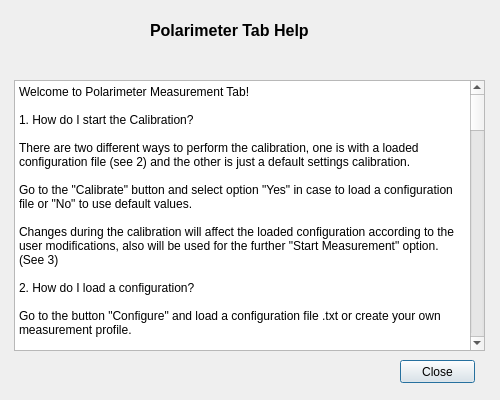
Before: the Qt Designer form pol_panelHelp.ui in CesarCarvajal/Oxymetry-Backup-2018, drawn with Qt 5.
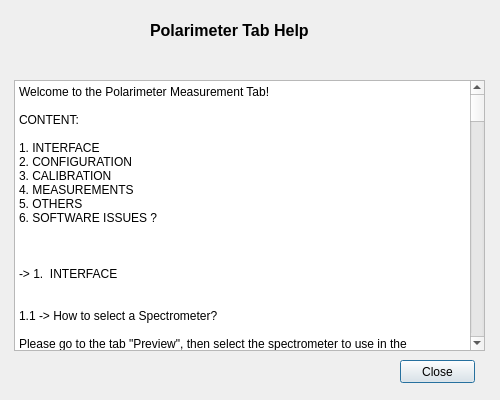
After: the same form once the commit is applied.

Patch:
```diff
--- a/pol_panelHelp.ui
+++ b/pol_panelHelp.ui
@@ -73,6 +73,9 @@
      <height>271</height>
     </rect>
    </property>
+   <property name="layoutDirection">
+    <enum>Qt::LeftToRight</enum>
+   </property>
    <property name="horizontalScrollBarPolicy">
     <enum>Qt::ScrollBarAlwaysOff</enum>
    </property>
@@ -80,115 +83,225 @@
     <bool>true</bool>
    </property>
    <property name="plainText">
-    <string>Welcome to Polarimeter Measurement Tab!
+    <string>Welcome to the Polarimeter Measurement Tab!
 
-1. How do I start the Calibration?
+CONTENT:
 
-There are two different ways to perform the calibration, one is with a loaded configuration file (see 2) and the other is just a default settings calibration.
+1. INTERFACE
+2. CONFIGURATION
+3. CALIBRATION
+4. MEASUREMENTS
+5. OTHERS
+6. SOFTWARE ISSUES ?
 
-Go to the &quot;Calibrate&quot; button and select option &quot;Yes&quot; in case to load a configuration file or &quot;No&quot; to use default values.
 
-Changes during the calibration will affect the loaded configuration according to the user modifications, also will be used for the further &quot;Start Measurement&quot; option. (See 3)
 
-2. How do I load a configuration?
+-&gt; 1.  INTERFACE
 
-Go to the button &quot;Configure&quot; and load a configuration file .txt or create your own measurement profile.
 
-3. How I do perform a measurement?
+1.1 -&gt; How to select a Spectrometer?
 
-First load a configuration file (see 2), then press the &quot;Start Measurement&quot; and wait for each data processing. 
+Please go to the tab &quot;Preview&quot;, then select the spectrometer to use in the polarimtery tab. The first spectrometer selected on the list will be the use for the polarimetric measurements.
 
-The resulting saved Raw data is located in the same directory than the configuration file, and the resulting FFT data is located in &quot;/bin/data_polarimeter/FFT Polarimeter Measurements&quot; with a folder named with the date of the measurment.
 
-4. How do I save the data?
+1.2 -&gt; Show/Hide GUI elements:
 
-You could save a Raw Data file and/or the FFT Data file.
+When a label is clicked, the corresponding element will be shown or hiden accordingly. For example by clicking the label &quot;Raw Signal&quot;, the corresponding plot will be hidden or shown.
 
-Select one or both options in the check boxes &quot; Raw Data&quot; and/or &quot;FFT Profiles&quot;.
 
-5. How do I set a parameter for the calibration?
+1.3 -&gt; What is &quot;Clear All&quot;?
 
-Click the parameter's label and select or write the new value.
+With this option, any loaded information or configuration will be removed from the interface. Pleasre remember that this option will also remove any configuration changes or loaded data from the user interface.
 
-The Calibration process is restarted after every change to apply them in the system.
 
-For the frequency and number of spectra, the key &quot;Enter&quot; is needed to accept the changes.
+1.4 -&gt; Interface elements by demand:
 
-6. Can I change manually the time and name of files for the measurement profile?
+The user interface will provide some GUI elements when they are required according to the user selection. For example, the plot &quot;Prediction&quot; will be displayed only during the &quot;Measurements&quot; phase of the software. Also, the &quot;Configuration&quot; phase has some additional tables and option shown when required.
 
-No directly, to do that, you'll have to load a new configuration file.
 
-However, changes during the calibration could be reflected on this settings. (i. e. Integration time changes).
 
-7. How long are the intervals in between measurements during the calibration?
+-&gt;  2. CONFIGURATION
+
+
+2.1 -&gt; How to load a configuration profile?
+
+Please go to the button &quot;Configure&quot; and click on the button &quot;Load Configuration&quot;. Then select the appropriate configuration file with extension &quot;.txt&quot;.
+
+
+2.2 -&gt; How to create a configuration file?
+
+Please go to the button &quot;Configure&quot;, then fill the form with the label &quot;Create Configuration File&quot; with the appropriate values according to the desired configuration profile. Then click in the button &quot;Generate Configuration&quot;. Here the user can select the name and folder where all the configuration files will be saved.
+
+
+2.3 -&gt; What is created from the option &quot;Generate Configuration&quot;?
+
+This option will save in the selected folder the configuration file with the measurement entries and the syringe pumps files to be loaded in the neMESYS User Interface.
+
+
+2.4 -&gt; What else is saved in this folder?
+
+This folder also will contain all the measurement results as Raw Data and FFT values. 
+ 
+
+2.5 -&gt; What GUI elements are loaded after the configuration?
+
+After the configuration is loaded or created, a table with the measurement entries will be displayed, as well as the saving options of Raw Data and FFT Profiles. Additionally, the syringe pumps software neMESYS User Interface will be open automatically.
+
+**  Please consider that this option requires a Shortcut Icon in the Desktop named &quot;NEMESYS&quot; or the default name &quot;neMESYS UserInterface&quot;, Otherwise this option might not work properly.
+
+
+2.6 -&gt; What the table &quot;Measurement Profile&quot; contains?
+
+This table contains the time intervals between the measurements and the file name saved for each time interval.
+
+
+2.7 -&gt; What saving options are there?
+
+You could save the Raw Data, which means the file that is generated directly from the Spectrometer. Also, you could save the FFT of the data from the spectrometer. Note that you could save also both files for each time interval, however consider the amount of disk space that this option might take for long term measurements. 
+
+** At least one type of file to save has to be selected, otherwise the measurement data could be lost.
+
+
+2.8 -&gt; What I'm saving when choosing &quot;FFT Profiles&quot; box?
+
+The amplitudes of the components DC, W, 2W and the ratio W/2W.Also their corresponding wavelengths.
+
+
+
+-&gt;  3. CALIBRATION
+
+
+3.1 -&gt; How to start the calibration?
+
+Please go to the button &quot;Calibrate&quot;. If no configuration profile is loaded or created (see 2), the interface will ask to run a &quot;Free Calibration&quot; or to &quot;Load Configuration&quot;. Click in the desired type of calibration (See 3.2).
+
+
+3.2 -&gt; What is a Free Calibration?
+
+With this option, default values for the configuration will be loaded and the calibration will allow changes in the spectrometer settings only. This option is just a preview of the actual state of the setup.
+
+
+3.3 -&gt; What happens if a Configuration is loaded before starting the calibration?
+
+If there is a configuration already loaded in the interface, the calibration will start directly by taking the parameters of the previously  loaded or created configuration.
+
+
+3.4 -&gt; How to change values of the configuration?
+
+This option of only available during the calibration phase. The user can change the spectrometer integration time, number of averages and auto adjust by just doing click in the corresponding label and giving the corresponding desired value. The number of spectra and frequency can be modified by doing click in the corresponding cell of its table and pressing the key &quot;Enter&quot; after doin gthe change. With this action, the changes will be accepted by the interface. If no &quot;Enter&quot; is pressed, then the value will return to its original value automatically.
+
+** The interface will restart the calibration automatically each time a parameter is modified.
+
+
+3.5 -&gt; Is the configuration profile modified during the calibration?
+
+Yes. In this phase the user is free to change parameters of the spectrometer and they will be reflected in the loaded file names. However, for changes in the concentrations and time intervals, a new configuration file will have to be created or loaded.
+
+
+3.6 -&gt; When can I vary the spectrometer parameters?
+
+Only during the calibration phase, this to avoid changes for example when the measurement is running automatically.
+
+
+3.7 -&gt;   How long are the intervals in between the spectrometer measurements during the calibration?
 
 It depends on the actual settings, it can go up to minutes for large integration times, number of spectra or number of averages.
 
-8. How to auto adjust the integration time?
 
-Just click the corresponding label.
+3.8 -&gt; How the plots are arranged?
 
-9. How do I know which spectrometer is currently in use?
+During the calibration phase, first the plot of the raw signal is shown for an interval of time, then the FFT data is calculated and showed after processing. This cycle is repeated until the user stops the calibration.
 
-It is shown in the spectrometer list in polarimeter tab. Also, it's the first checked spectrometer from the Preview Tab List.
 
-10. How do I load Data?
-
-You can load FFT data or Raw data to be analyzed. Press &quot;Load Data&quot; and then select &quot;Raw Data&quot; or &quot;FFT Data&quot; to load the file.
-
-Remember that raw data has the form XXC1_XXC2_XXms_XXHz_XX.CS/.TXT and the FFT data has the form   XXC1_XXC2_XXms_XXHz_XX_FFT.txt.
-
-11. Why is there a Temp.tmp file in my folder data_polarimeter?
+3.9 -&gt; Why is there a Temp.tmp file in my software folder &quot;data_polarimeter&quot;?
 
 This file collects the data from the calibration but it is not preserved since it can become large in disk space.
 
-12. What is Clear All?
 
-It cleans all the plots in the tab, as well to restart everything to the default values. Also removes any loaded configuration.
+3.10 -&gt; Why it takes some time for the interface to get the FFT?
 
-13. When can I vary the parameters?
+The Spectrometer needs certain amount of time to collect the data from the probe and save it as a temporal file during the calibration. Furthermore, this data is analyzed by the FFT and plotted in real time. The length of this time depends on (IntTime * Number of Averages * Number of Spectra). So for large values of any of this three variables, the system will take some time to process the data.
 
-Only during the calibration phase, this to avoid changes for example when the measurement is running automatically.
+** Please consider that in general very large number of spectra or integration time will lead to larger measurement intervals, which could also overload the computer in use.
 
-14. How to save a graph?
+
+3.11 -&gt; Why I can see the Live Raw data only a few seconds?
+
+It can be seen for approximatelly 7 seconds. This time is short in order to also reduce the total real time processing of data. Thus the real data time processing consists of the time of raw data + the time of spectra measurement + time of data processing and ploting.
+
+
+3.12 -&gt; What are those bars at the bottom when doing the calibration?
+
+There is an information bar, which will inform about the current process of the interface. Also there is a progress bar which will show on which plot the interface is working during the cycles.
+
+
+
+-&gt;  4. MEASUREMENTS
+
+
+4.1 -&gt; Why I can't start a measurement?
+
+Please check that the spectrometer is not in use in another function at that time. Also a configuration profile is required to start the measurements. (See 2).
+
+
+4.2 -&gt; How I do perform a measurement?
+
+Click the button &quot;Start Measurement&quot;, the plots will be loaded automatically as well as the progress bars of the measurements. The resulting data will be saved in the same folder of the configuration file.
+
+
+4.3 -&gt; How do I know on which time interval the measurement is?
+
+The table &quot;Measurement Profile&quot; will highlight the current time interval in process. Also, the total measurement progress bar will show the remaining percentage of measurements to finish the long term measurements.
+
+
+4.4 -&gt; Can I change a parameter of the configuration during the measurements?
+
+No. This changes are only allowed during the calibration phase. This is to prevent the user to accidentally change the configured and tested configurations.
+
+
+4.5 -&gt; What can I see during the measurements?
+
+During this phase, the raw signal is shown for a longer period of time. Then the FFT is performed when the time interval is complete. This is to avoid overloading of the system during the long term measurements. A history of the average signals can be seen in the plot &quot;Average Signal&quot;. Also the plot of &quot;Prediction&quot; will be loaded by demand, which will show after each time interval the correspoding result for the linear regression algorithm.
+
+
+
+-&gt; 5. OTHERS
+
+5.1 -&gt; How can the Data be loaded ?
+
+You can load FFT data or the Raw data to be analyzed. Press the button &quot;Load Data&quot; and then select the desired option &quot;Raw Data&quot; or &quot;FFT Data&quot; to load the file. 
+
+** Remember that raw data has the name form XXC1_XXC2_XXms_XXHz_XX.CS/.TXT and the FFT data has the name form XXC1_XXC2_XXms_XXHz_XX_FFT.txt.
+
+
+5.2 -&gt; How to save a graph to PDF?
 
 Click on &quot;Save Graphs&quot; and select the folder where the PDF files will be saved. One per each plot of Compensation and FFT profile.
 
-15. Why the software is not responding?
 
-It might be that you are trying to load a corrupt file type, for example an empty file txt for loading data or configuration. Also, it may happens when the spectrometer is overloaded.
+5.3 -&gt; How can I change the wavelength of the FFT plot?
 
-This is avoided, in general warnings are shown to the user that a file is not correct, and the spectrometer is usually stoped when the load is to high.
+To change the wavelength in the side panel plot FFT Intensity, click the label of the wavelength number and select the desired one. This change will remain during all the calibration or measurements. This parameter can be changed at any time during the calibrations or the measurements.
 
-16. What I'm saving when choosing &quot;FFT Profiles&quot; box?
 
-The amplitudes of the components DC, W, 2W and the ratio W/2W.Also their corresponding wavelengths.
 
-17. How can I change the wavelength of the FFT plot?
+-&gt; 6. SOFTWARE ISSUES ?
 
-Just click the label of the wavelength number and select the desired one. This change will remain during all the calibration or measurements.
 
-18. How do I change the frequency where the FFT is extracted?
+6.1 -&gt; Why the software is not responding?
 
-Click in the box with the frequency number in the table with the column &quot;Frequency&quot;, then write the desired frequency, press the key &quot;Enter&quot; and wait for the changes to be applied.
+It might be that you are trying to load a non compatible file type, for example an empty file &quot;.txt&quot; for loading data or configuration. Also, it may happens when the spectrometer is overloaded with the adjusted parameters. This problems are generally avoided, usually warnings are shown to the user when a file is not appropriate, or when the spectrometer is usually stoped because the load is too high.
 
-* Same applies for changing the number of spectra.
 
-19. Why it takes too long to measure the FFT?
+6.2 -&gt; Why the plots are disturbed sometimes after stopping the calibration?
 
-The Spectrometer needs certain amount of time to collect the data from the probe and save it as a temporal file during the calibration. Furthermore, this data is analyzed by the FFT and plotted in real time.
-
-The length of this time depends on (IntTime * Number of Averages * Number of Spectra). So for large values of any of this three variables, the system will take some time to process the data.
-
-20. Why I can see the Live Raw data only a few seconds?
-
-It can be seen for approximatelly 7 seconds. This time is short in order to also reduce the total real time processing of data. 
-
-Thus the real data time processing consists of the time of raw data + the time of spectra measurement + time of data processing and ploting.
-
-21. Why the plots are disturbed sometimes after stopping the calibration?
-
-Sometimes it happens when the calibration is stopped and the spectrometer was busy measuring.</string>
+Sometimes it happens when the calibration is stopped and the spectrometer was busy measuring. This interruption is most of the times catched and fixed. If this happens, you could restart the calibration to re draw the plots or click in the option &quot;Clear All&quot;, remember that this last will also remove any other loaded configuration.</string>
+   </property>
+   <property name="backgroundVisible">
+    <bool>false</bool>
+   </property>
+   <property name="centerOnScroll">
+    <bool>false</bool>
    </property>
   </widget>
  </widget>
```
